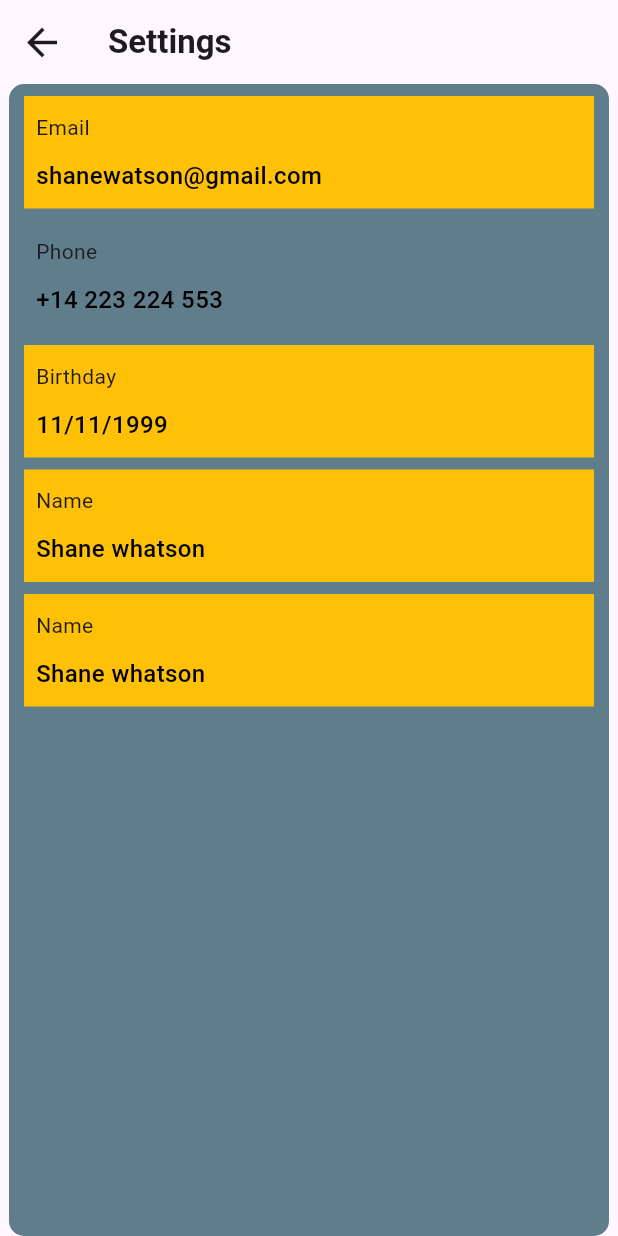
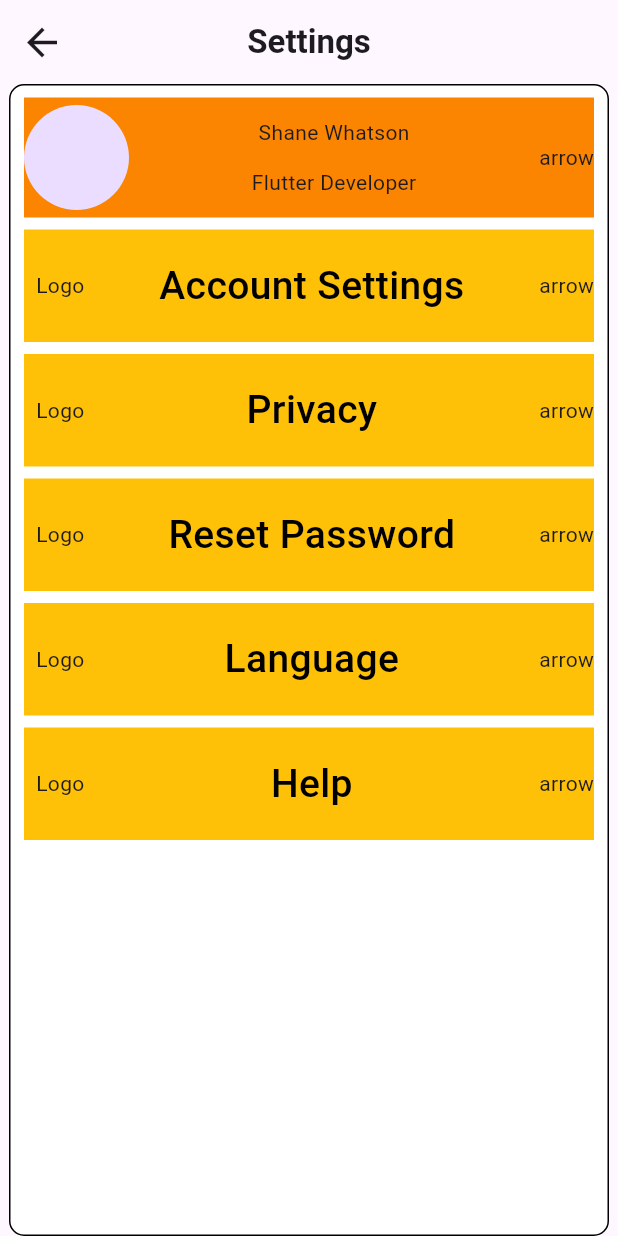
Before and after one commit to Nived-Manoj/Tasky-App, a Flutter app: the Settings screen opened directly, on a phone screen of 412 x 824 dp. Run offline on Flutter 3.47's test engine with Material 3 defaults, Android fonts, the phone set to English and light mode, and no system bars; our stand-ins replace lottie, percent_indicator.

Commit message:
initial committ

```diff
--- a/lib/view/settings.dart
+++ b/lib/view/settings.dart
@@ -13,16 +13,40 @@ class Settings extends StatelessWidget {
           onPressed: () => Navigator.of(context).pop(),
         ),
         title: Text("Settings", style: TextStyle(fontWeight: FontWeight.w600)),
+        centerTitle: true,
       ),
       body: Center(
         child: Container(
           decoration: BoxDecoration(
-            borderRadius: BorderRadius.circular(10),
-            color: Colors.blueGrey,
-          ),
+              borderRadius: BorderRadius.circular(10),
+              color: ColorConstant.white,
+              border: Border.all()),
           width: 400,
           child: Column(
             children: [
+              SizedBox(
+                height: 8,
+              ),
+              Container(
+                height: 80,
+                width: 380,
+                color: ColorConstant.orange,
+                child: Row(
+                    mainAxisAlignment: MainAxisAlignment.spaceBetween,
+                    children: [
+                      CircleAvatar(
+                        radius: 35,
+                      ),
+                      Column(
+                        mainAxisAlignment: MainAxisAlignment.spaceEvenly,
+                        children: [
+                          Text("Shane Whatson"),
+                          Text("Flutter Developer"),
+                        ],
+                      ),
+                      Text("arrow"),
+                    ]),
+              ),
               SizedBox(
                 height: 8,
               ),
@@ -32,41 +56,18 @@ class Settings extends StatelessWidget {
                 color: Colors.amber,
                 child: Padding(
                   padding: const EdgeInsets.only(left: 8),
-                  child: Column(
-                      mainAxisAlignment: MainAxisAlignment.spaceEvenly,
-                      crossAxisAlignment: CrossAxisAlignment.start,
+                  child: Row(
+                      mainAxisAlignment: MainAxisAlignment.spaceBetween,
                       children: [
-                        Text("Email"),
+                        Text("Logo"),
                         Text(
-                          "shanewatson@gmail.com",
+                          "Account Settings",
                           style: TextStyle(
                               color: ColorConstant.Black,
-                              fontSize: 16,
+                              fontSize: 26,
                               fontWeight: FontWeight.w500),
-                        )
-                      ]),
-                ),
-              ),
-              SizedBox(
-                height: 8,
-              ),
-              Container(
-                height: 75,
-                width: 380,
-                child: Padding(
-                  padding: const EdgeInsets.only(left: 8),
-                  child: Column(
-                      mainAxisAlignment: MainAxisAlignment.spaceEvenly,
-                      crossAxisAlignment: CrossAxisAlignment.start,
-                      children: [
-                        Text("Phone"),
-                        Text(
-                          "+14 223 224 553",
-                          style: TextStyle(
-                              color: ColorConstant.Black,
-                              fontSize: 16,
-                              fontWeight: FontWeight.w500),
-                        )
+                        ),
+                        Text("arrow"),
                       ]),
                 ),
               ),
@@ -79,18 +80,18 @@ class Settings extends StatelessWidget {
                 color: Colors.amber,
                 child: Padding(
                   padding: const EdgeInsets.only(left: 8),
-                  child: Column(
-                      mainAxisAlignment: MainAxisAlignment.spaceEvenly,
-                      crossAxisAlignment: CrossAxisAlignment.start,
+                  child: Row(
+                      mainAxisAlignment: MainAxisAlignment.spaceBetween,
                       children: [
-                        Text("Birthday"),
+                        Text("Logo"),
                         Text(
-                          "11/11/1999",
+                          "Privacy",
                           style: TextStyle(
                               color: ColorConstant.Black,
-                              fontSize: 16,
+                              fontSize: 26,
                               fontWeight: FontWeight.w500),
                         ),
+                        Text("arrow"),
                       ]),
                 ),
               ),
@@ -103,18 +104,18 @@ class Settings extends StatelessWidget {
                 color: Colors.amber,
                 child: Padding(
                   padding: const EdgeInsets.only(left: 8),
-                  child: Column(
-                      mainAxisAlignment: MainAxisAlignment.spaceEvenly,
-                      crossAxisAlignment: CrossAxisAlignment.start,
+                  child: Row(
+                      mainAxisAlignment: MainAxisAlignment.spaceBetween,
                       children: [
-                        Text("Name"),
+                        Text("Logo"),
                         Text(
-                          "Shane whatson",
+                          "Reset Password",
                           style: TextStyle(
                               color: ColorConstant.Black,
-                              fontSize: 16,
+                              fontSize: 26,
                               fontWeight: FontWeight.w500),
-                        )
+                        ),
+                        Text("arrow"),
                       ]),
                 ),
               ),
@@ -127,18 +128,42 @@ class Settings extends StatelessWidget {
                 color: Colors.amber,
                 child: Padding(
                   padding: const EdgeInsets.only(left: 8),
-                  child: Column(
-                      mainAxisAlignment: MainAxisAlignment.spaceEvenly,
-                      crossAxisAlignment: CrossAxisAlignment.start,
+                  child: Row(
+                      mainAxisAlignment: MainAxisAlignment.spaceBetween,
                       children: [
-                        Text("Name"),
+                        Text("Logo"),
                         Text(
-                          "Shane whatson",
+                          "Language",
                           style: TextStyle(
                               color: ColorConstant.Black,
-                              fontSize: 16,
+                              fontSize: 26,
                               fontWeight: FontWeight.w500),
-                        )
+                        ),
+                        Text("arrow"),
+                      ]),
+                ),
+              ),
+              SizedBox(
+                height: 8,
+              ),
+              Container(
+                height: 75,
+                width: 380,
+                color: Colors.amber,
+                child: Padding(
+                  padding: const EdgeInsets.only(left: 8),
+                  child: Row(
+                      mainAxisAlignment: MainAxisAlignment.spaceBetween,
+                      children: [
+                        Text("Logo"),
+                        Text(
+                          "Help",
+                          style: TextStyle(
+                              color: ColorConstant.Black,
+                              fontSize: 26,
+                              fontWeight: FontWeight.w500),
+                        ),
+                        Text("arrow"),
                       ]),
                 ),
               ),
```
